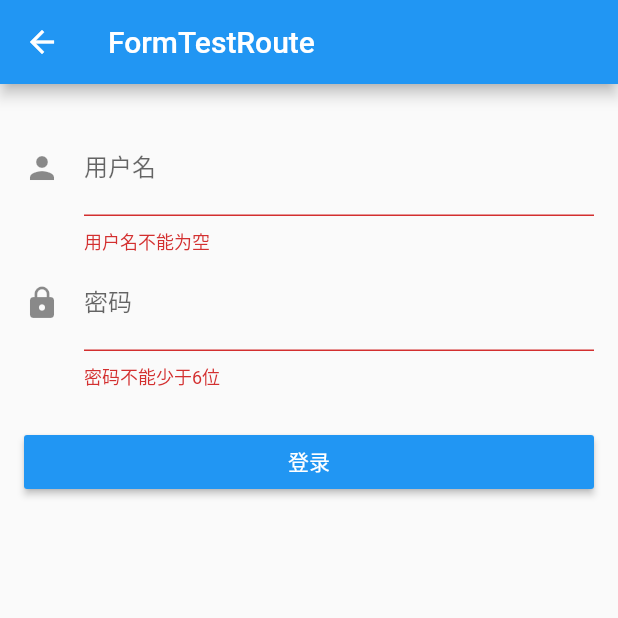
After one commit to ilife-x/WXApp, a Flutter app: the FormTestRoute screen opened directly, after a tap on "登录", on a phone screen of 412 x 824 dp, the top half of it. The commit adds this screen. Run offline on Flutter 3.47's test engine with Material 2 defaults, Android fonts, the light colour scheme and no system bars; our stand-ins replace pull_to_refresh.

Commit message:
formField

```diff
--- a/lib/main.dart
+++ b/lib/main.dart
@@ -15,10 +15,11 @@ import 'package:wxapp/ui/sliver_route/CustomScrollViewSliver.dart';
 import 'package:wxapp/ui/sliver_route/scrollController_testRoute.dart';
 import 'package:wxapp/ui/BaseWidget/ButtonStyle.dart';
 
+import 'ui/BaseWidget/FormTestRoute.dart';
 import 'ui/BaseWidget/SwichAndcheckBoxRoute.dart';
 import 'ui/BaseWidget/TextStyle.dart';
 import 'ui/BaseWidget/ImageRoute.dart';
-import 'ui/BaseWidget/TextfieldAndFormRoute.dart';
+import 'ui/BaseWidget/TextFieldRoute.dart';
 
 void main(List<String> args) {
   runApp(MyApp());
@@ -53,7 +54,8 @@ class _MyAppState extends State<MyApp> {
   ButtonStyleRoute _buttonStyleRoute = ButtonStyleRoute();
   ImageRoute _imageRoute = ImageRoute();
   SwitchAndCheckboxroute _switchAndCheckboxroute = SwitchAndCheckboxroute();
-  TextfieldAndFormRoute _textfieldAndFormRoute = TextfieldAndFormRoute();
+  TextFieldRoute _textfieldAndFormRoute = TextFieldRoute();
+  FormTestRoute _formTestRoute = FormTestRoute();
 
 //widget 数组
   List pageList = <Widget>[];
@@ -80,6 +82,7 @@ class _MyAppState extends State<MyApp> {
     pageList.add(_imageRoute);
     pageList.add(_switchAndCheckboxroute);
     pageList.add(_textfieldAndFormRoute);
+    pageList.add(_formTestRoute);
   }
 
   @override
--- /dev/null
+++ b/lib/ui/BaseWidget/FormTestRoute.dart
@@ -0,0 +1,80 @@
+import 'package:flutter/material.dart';
+
+class FormTestRoute extends StatefulWidget {
+  @override
+  _FormTestRouteState createState() => _FormTestRouteState();
+}
+
+class _FormTestRouteState extends State<FormTestRoute> {
+  TextEditingController _unameController = TextEditingController();
+  TextEditingController _passWorlController = TextEditingController();
+  GlobalKey _formKey = GlobalKey<FormState>();
+  @override
+  Widget build(BuildContext context) {
+    return Scaffold(
+      appBar: AppBar(
+        title: Text('FormTestRoute'),
+      ),
+      body: Container(
+        alignment: Alignment.center,
+        child: Padding(
+          padding: EdgeInsets.symmetric(horizontal: 16.0, vertical: 24.0),
+          child: Form(
+            autovalidate: true,
+            key: _formKey,
+            child: Column(
+              children: [
+                TextFormField(
+                  autocorrect: true,
+                  controller: _unameController,
+                  decoration: InputDecoration(
+                      labelText: '用户名',
+                      hintText: '请输入用户名',
+                      icon: Icon(Icons.person)),
+                  //校验用户名
+                  validator: (v) {
+                    //tirm（），去掉字符串的收尾空格
+                    return v.trim().length > 0 ? null : "用户名不能为空";
+                  },
+                ),
+                TextFormField(
+                  autocorrect: true,
+                  controller: _passWorlController,
+                  decoration: InputDecoration(
+                      labelText: '密码',
+                      hintText: '请输入密码',
+                      icon: Icon(Icons.lock)),
+                  validator: (v) {
+                    return v.trim().length > 5 ? null : "密码不能少于6位";
+                  },
+                  obscureText: true,
+                ),
+                Padding(
+                  padding: EdgeInsets.only(top: 24),
+                  child: Row(
+                    mainAxisAlignment: MainAxisAlignment.center,
+                    children: [
+                      Expanded(
+                        child: RaisedButton(
+                            child: Text('登录'),
+                            padding: EdgeInsets.symmetric(horizontal: 16.0),
+                            color: Theme.of(context).primaryColor,
+                            textColor: Colors.white,
+                            onPressed: () {
+                              if ((_formKey.currentState as FormState)
+                                  .validate()) {
+                                print('验证通过');
+                              }
+                            }),
+                      )
+                    ],
+                  ),
+                )
+              ],
+            ),
+          ),
+        ),
+      ),
+    );
+  }
+}
--- a/lib/ui/BaseWidget/TextfieldAndFormRoute.dart
+++ b/lib/ui/BaseWidget/TextFieldRoute.dart
@@ -1,12 +1,12 @@
 import 'package:flutter/material.dart';
 import 'package:flutter/rendering.dart';
 
-class TextfieldAndFormRoute extends StatefulWidget {
+class TextFieldRoute extends StatefulWidget {
   @override
-  _TextfieldAndFormRouteState createState() => _TextfieldAndFormRouteState();
+  _TextFieldRouteState createState() => _TextFieldRouteState();
 }
 
-class _TextfieldAndFormRouteState extends State<TextfieldAndFormRoute> {
+class _TextFieldRouteState extends State<TextFieldRoute> {
   TextEditingController _controller;
   FocusNode _focusNode1 = FocusNode();
   FocusNode _focusNode2 = FocusNode();
@@ -83,6 +83,7 @@ class _TextfieldAndFormRouteState extends State<TextfieldAndFormRoute> {
                     child: Text('移动焦点'),
                     onPressed: () {
                       if (_focusNode1.hasFocus) {
+                        //切换焦点
                         FocusScope.of(context).requestFocus(_focusNode2);
                       } else {
                         FocusScope.of(context).requestFocus(_focusNode1);
```
